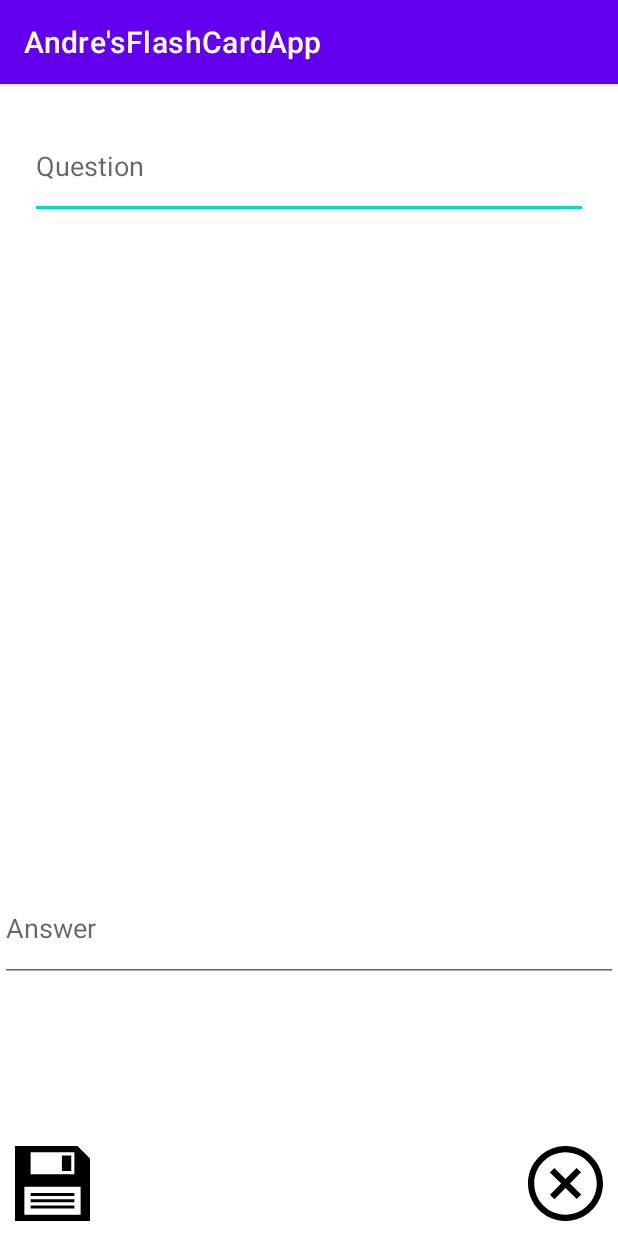
After one commit to Futapo/FlashCard, an Android app: the added_flashcard screen opened directly, with no data from a screen before it, on a phone screen of 412 x 824 dp. The commit adds this screen. Run offline under Robolectric (Android 15) with nearby library versions, the phone set to English and light mode, and no system bars.

Commit message:
Can now edit cards

```diff
--- a/app/src/main/AndroidManifest.xml
+++ b/app/src/main/AndroidManifest.xml
@@ -9,6 +9,7 @@
         android:roundIcon="@mipmap/ic_launcher_round"
         android:supportsRtl="true"
         android:theme="@style/Theme.AndresFlashCardApp">
+        <activity android:name=".added_flashcard"></activity>
         <activity android:name=".MainActivity">
             <intent-filter>
                 <action android:name="android.intent.action.MAIN" />
--- /dev/null
+++ b/app/src/main/java/com/futapo/andresflashcardapp/added_flashcard.java
@@ -0,0 +1,55 @@
+package com.futapo.andresflashcardapp;
+
+import androidx.appcompat.app.AppCompatActivity;
+
+import android.content.Intent;
+import android.os.Bundle;
+import android.view.View;
+import android.widget.EditText;
+import android.widget.ImageView;
+
+public class added_flashcard extends AppCompatActivity {
+
+    @Override
+    protected void onCreate(Bundle savedInstanceState) {
+        super.onCreate(savedInstanceState);
+        setContentView(R.layout.activity_added_flashcard);
+
+        // cancel button
+        ImageView Cancelbutton = findViewById(R.id.cancel_button);
+            Cancelbutton.setOnClickListener(new View.OnClickListener() {
+
+                @Override
+                public void onClick(View v) {
+                    finish();
+                }
+            });
+
+
+            //save button
+         ImageView saveButton = findViewById(R.id.saveButton);
+         saveButton.setOnClickListener(new View.OnClickListener() {
+             @Override
+             public void onClick(View v) {
+
+                 ((EditText) findViewById(R.id.Text_Question)).getText().toString();
+                 ((EditText) findViewById(R.id.Text_Answer)).getText().toString();
+
+
+                 Intent data = new Intent(); // create a new Intent, this is where we will put our data
+                 data.putExtra("new_Question", ((EditText) findViewById(R.id.Text_Question)).getText().toString()); // Text_Question is changed unto the card
+                 data.putExtra("new_Answer", ((EditText) findViewById(R.id.Text_Answer)).getText().toString()); // Text_Answer is changed unto the card
+                 setResult(RESULT_OK, data); // set result code and bundle data for response
+                 finish(); // closes this activity and pass data to the original activity that launched this activity
+
+
+
+             }
+         });
+
+
+
+
+
+        }
+    }
--- /dev/null
+++ b/app/src/main/res/drawable/cancel_image.xml
@@ -0,0 +1,4 @@
+<vector android:height="50dp" android:viewportHeight="24"
+    android:viewportWidth="24" android:width="50dp" xmlns:android="http://schemas.android.com/apk/res/android">
+    <path android:fillColor="#FF000000" android:pathData="M12,2c5.514,0 10,4.486 10,10s-4.486,10 -10,10 -10,-4.486 -10,-10 4.486,-10 10,-10zM12,0c-6.627,0 -12,5.373 -12,12s5.373,12 12,12 12,-5.373 12,-12 -5.373,-12 -12,-12zM17,15.538l-3.592,-3.548 3.546,-3.587 -1.416,-1.403 -3.545,3.589 -3.588,-3.543 -1.405,1.405 3.593,3.552 -3.547,3.592 1.405,1.405 3.555,-3.596 3.591,3.55 1.403,-1.416z"/>
+</vector>
--- /dev/null
+++ b/app/src/main/res/drawable/save_button.xml
@@ -0,0 +1,9 @@
+<vector xmlns:android="http://schemas.android.com/apk/res/android"
+    android:width="24dp"
+    android:height="24dp"
+    android:viewportWidth="24"
+    android:viewportHeight="24">
+  <path
+      android:fillColor="#FF000000"
+      android:pathData="M15.004,3h2.996v5h-2.996v-5zM24,4v20h-24v-24h20l4,4zM5,9h14v-7h-14v7zM21,13h-18v9h18v-9zM19,15h-14v1h14v-1zM19,17h-14v1h14v-1zM19,19h-14v1h14v-1z"/>
+</vector>
--- /dev/null
+++ b/app/src/main/res/layout/activity_added_flashcard.xml
@@ -0,0 +1,64 @@
+<?xml version="1.0" encoding="utf-8"?>
+<RelativeLayout xmlns:android="http://schemas.android.com/apk/res/android"
+    xmlns:app="http://schemas.android.com/apk/res-auto"
+    xmlns:tools="http://schemas.android.com/tools"
+    android:layout_width="match_parent"
+    android:layout_height="match_parent"
+    tools:context=".added_flashcard">
+
+
+
+
+
+
+    //cancel button on the new activity
+    <ImageView
+        android:id="@+id/cancel_button"
+
+        android:layout_width="50dp"
+        android:layout_height="50dp"
+        android:layout_margin="10dp"
+        android:src="@drawable/cancel_image"
+        android:layout_alignParentBottom="true"
+        android:layout_alignParentRight="true"/>
+
+    <ImageView
+        android:id="@+id/saveButton"
+
+        android:layout_width="50dp"
+        android:layout_height="50dp"
+        android:layout_margin="10dp"
+        android:src="@drawable/save_button"
+        android:layout_alignParentBottom="true"
+
+        />
+    //text box for question and answer
+
+
+
+
+
+
+    <EditText
+        android:id="@+id/Text_Question"
+        android:layout_width="match_parent"
+        android:layout_height="70dp"
+        android:layout_margin="20dp"
+        android:hint="Question"
+        android:inputType="textMultiLine"
+        android:layout_marginBottom="538dp"
+        />
+
+    <EditText
+        android:id="@+id/Text_Answer"
+        android:layout_width="match_parent"
+        android:layout_height="71dp"
+        android:layout_alignParentBottom="true"
+        android:layout_marginTop="200dp"
+
+        android:layout_marginBottom="169dp"
+        android:hint="Answer"
+        android:inputType="textMultiLine" />
+
+
+</RelativeLayout>
```
Also changed, not shown: app/src/main/java/com/futapo/andresflashcardapp/MainActivity.java (+40 -5 lines), app/src/main/res/drawable/plus_image.xml (added, +11 -0 lines), app/src/main/res/layout/activity_main.xml (+15 -2 lines).
